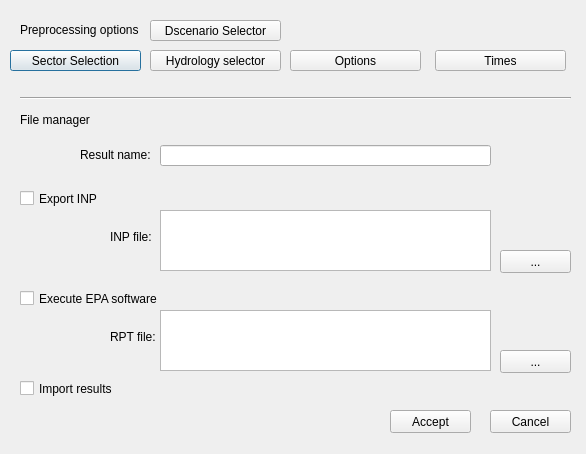
Giswater/giswater_qgis_plugin, file ui/file_manager.ui: the form before one commit.
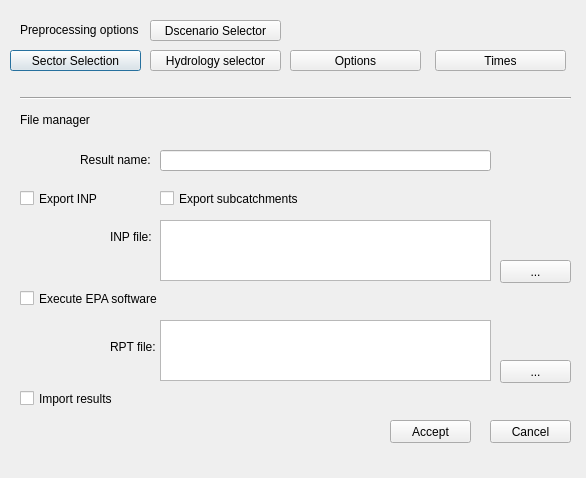
The form after the commit.

Commit message: #issue-173Update forms

The edit to the form file:
```diff
--- a/ui/file_manager.ui
+++ b/ui/file_manager.ui
@@ -7,7 +7,7 @@
     <x>0</x>
     <y>0</y>
     <width>586</width>
-    <height>454</height>
+    <height>478</height>
    </rect>
   </property>
   <property name="windowTitle">
@@ -95,7 +95,7 @@
    <property name="geometry">
     <rect>
      <x>500</x>
-     <y>250</y>
+     <y>260</y>
      <width>71</width>
      <height>23</height>
     </rect>
@@ -108,7 +108,7 @@
    <property name="geometry">
     <rect>
      <x>80</x>
-     <y>145</y>
+     <y>150</y>
      <width>81</width>
      <height>20</height>
     </rect>
@@ -121,7 +121,7 @@
    <property name="geometry">
     <rect>
      <x>390</x>
-     <y>410</y>
+     <y>420</y>
      <width>81</width>
      <height>23</height>
     </rect>
@@ -147,7 +147,7 @@
    <property name="geometry">
     <rect>
      <x>20</x>
-     <y>380</y>
+     <y>390</y>
      <width>131</width>
      <height>17</height>
     </rect>
@@ -160,7 +160,7 @@
    <property name="geometry">
     <rect>
      <x>160</x>
-     <y>145</y>
+     <y>150</y>
      <width>331</width>
      <height>21</height>
     </rect>
@@ -186,7 +186,7 @@
    <property name="geometry">
     <rect>
      <x>160</x>
-     <y>210</y>
+     <y>220</y>
      <width>331</width>
      <height>61</height>
     </rect>
@@ -196,7 +196,7 @@
    <property name="geometry">
     <rect>
      <x>500</x>
-     <y>350</y>
+     <y>360</y>
      <width>71</width>
      <height>23</height>
     </rect>
@@ -209,7 +209,7 @@
    <property name="geometry">
     <rect>
      <x>110</x>
-     <y>330</y>
+     <y>340</y>
      <width>46</width>
      <height>13</height>
     </rect>
@@ -235,7 +235,7 @@
    <property name="geometry">
     <rect>
      <x>160</x>
-     <y>310</y>
+     <y>320</y>
      <width>331</width>
      <height>61</height>
     </rect>
@@ -258,7 +258,7 @@
    <property name="geometry">
     <rect>
      <x>490</x>
-     <y>410</y>
+     <y>420</y>
      <width>81</width>
      <height>23</height>
     </rect>
@@ -280,6 +280,19 @@
     <string>Dscenario Selector</string>
    </property>
   </widget>
+  <widget class="QCheckBox" name="chk_export_subcatch">
+   <property name="geometry">
+    <rect>
+     <x>160</x>
+     <y>190</y>
+     <width>191</width>
+     <height>17</height>
+    </rect>
+   </property>
+   <property name="text">
+    <string>Export subcatchments</string>
+   </property>
+  </widget>
  </widget>
  <resources/>
  <connections/>
```
The commit also changes 1 other file.
